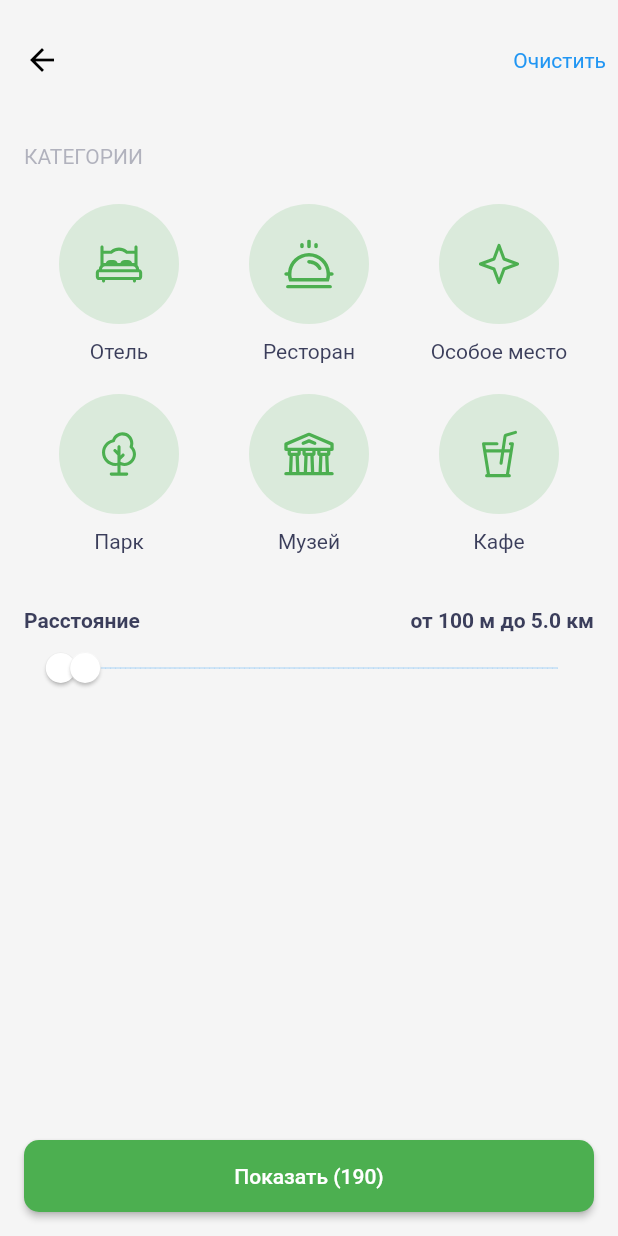
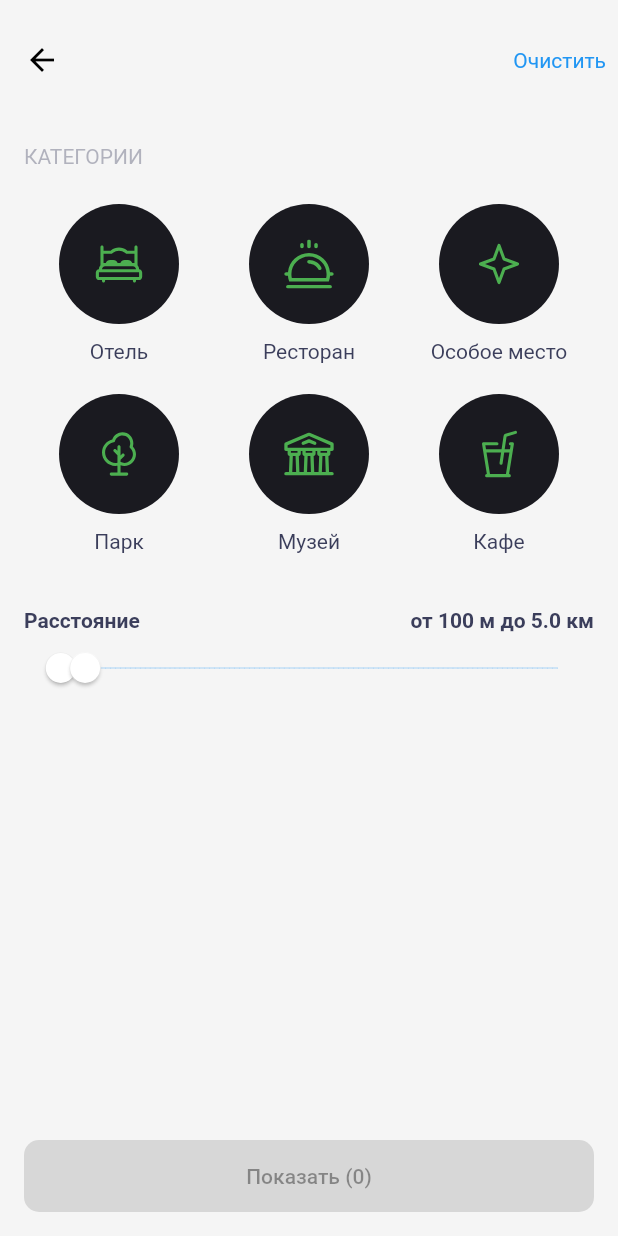
Before and after one commit to romankirpichnikov/places, a Flutter app: the FiltersScreen screen opened directly, on a phone screen of 412 x 824 dp. Run offline on Flutter 3.47's test engine with Material 2 defaults, Android fonts, the phone set to English and light mode, and no system bars; our stand-ins replace flutter_svg; network calls fail.

Commit message:
add dynamic for finding nearbysights

```diff
--- a/lib/ui/screens/filter_screen.dart
+++ b/lib/ui/screens/filter_screen.dart
@@ -1,9 +1,12 @@
+import 'dart:math' as math;
+
 import 'package:flutter/material.dart';
 import 'package:flutter_svg/svg.dart';
 import 'package:places/constants/domain/app_colors.dart';
 import 'package:places/constants/domain/app_strings.dart';
 import 'package:places/constants/domain/app_text_styles.dart';
 import 'package:places/mocks/categories.dart';
+import 'package:places/mocks/sights.dart';
 import 'package:places/ui/widgets/custom_app_bar.dart';
 
 class FiltersScreen extends StatefulWidget {
@@ -15,6 +18,8 @@ class FiltersScreen extends StatefulWidget {
 
 class _FiltersScreenState extends State<FiltersScreen> {
   final _allCategories = CategoriesData.categories;
+  int _foundSightsCount = 0;
+  bool _isButtonActive = false;
 
   late RangeValues _rangeValues;
 
@@ -67,9 +72,13 @@ class _FiltersScreenState extends State<FiltersScreen> {
                       Container(
                         width: 80,
                         height: 80,
-                        decoration: const BoxDecoration(
-                          color: AppColors.lCategoryBackground,
-                          borderRadius: BorderRadius.all(Radius.circular(60)),
+                        decoration: BoxDecoration(
+                          // what is
+                          color: _allCategories[index].isSelected
+                              ? AppColors.lCategoryBackground
+                              : AppColors.dFavoriteBackground,
+                          borderRadius:
+                              const BorderRadius.all(Radius.circular(60)),
                         ),
                         child: Stack(
                           children: [
@@ -136,21 +145,27 @@ class _FiltersScreenState extends State<FiltersScreen> {
               child: RangeSlider(
                 values: _rangeValues,
                 min: 100, //100m
-                max: 100000, //100km or 30km reduce constraint?
+                max: 100000, //100km
                 divisions: 100,
                 onChanged: (values) {
                   setState(() {
                     _rangeValues = values;
                   });
                 },
+                onChangeEnd: (values) {
+                  _calculateNearbySightsButton();
+                },
               ),
             ),
 
             const SizedBox(height: 32),
-            const Expanded(
+            Expanded(
               child: Align(
                 alignment: Alignment.bottomCenter,
-                child: _ShowBotton(),
+                child: _ShowBotton(
+                  foundSightsCount: _foundSightsCount,
+                  isButtonActive: _isButtonActive,
+                ),
               ),
             ),
           ],
@@ -165,12 +180,45 @@ class _FiltersScreenState extends State<FiltersScreen> {
         : '${distance.toStringAsFixed(0)} м';
   }
 
+  void _calculateNearbySightsButton() {
+    final sights = SightsData.sights;
+    const centerPoint = {'lat': 1, 'lng': 1}; // stub current position
+
+    const kilometersPerDegree = 40000 / 360;
+
+    final minDistanceKm = _rangeValues.start;
+    final maxDistanceKm = _rangeValues.end;
+
+    final xFactor =
+        math.cos(math.pi * centerPoint['lat']! / 180.0) * kilometersPerDegree;
+    var foundSights = 0;
+
+    for (final sight in sights) {
+      final xDistance = (centerPoint['lng']! - sight.lon).abs() * xFactor;
+      final yDistance =
+          (centerPoint['lat']! - sight.lat).abs() * kilometersPerDegree;
+      final distance = math.sqrt(xDistance * xDistance + yDistance * yDistance);
+
+      final isInRange = distance >= minDistanceKm && distance <= maxDistanceKm;
+
+      if (isInRange) {
+        foundSights++;
+      }
+    }
+
+    setState(() {
+      _foundSightsCount = foundSights;
+      _isButtonActive = foundSights > 0;
+    });
+  }
+
   void _clearSelectedCategories() {
     setState(() {
       for (final category in _allCategories) {
         category.isSelected = false;
       }
       _rangeValues = const RangeValues(100, 5000);
+      _calculateNearbySightsButton();
     });
   }
 }
@@ -186,6 +234,7 @@ class _ClearButton extends StatelessWidget {
       onPressed: onPressed,
       child: const Text(
         AppStrings.clear,
+        // add green colors
         style: TextStyle(
           fontWeight: FontWeight.normal,
         ),
@@ -195,28 +244,29 @@ class _ClearButton extends StatelessWidget {
 }
 
 class _ShowBotton extends StatelessWidget {
-  const _ShowBotton();
+  final bool isButtonActive;
+  final int foundSightsCount;
+
+  const _ShowBotton({
+    required this.isButtonActive,
+    required this.foundSightsCount,
+  });
 
   @override
   Widget build(BuildContext context) {
-    // add dynamic calculation based on location
-    final amount = 190;
-
     return SizedBox(
       height: 48,
       width: 800,
       // size: const Size.fromHeight(48),
       child: ElevatedButton(
         style: ElevatedButton.styleFrom(
-          primary: Colors.green,
+          primary: isButtonActive ? Colors.green : Colors.grey,
           shape: RoundedRectangleBorder(
             borderRadius: BorderRadius.circular(10.0),
           ),
         ),
-        onPressed: () {
-          //When we found places we need to show active button otherwise show inactive button
-        },
-        child: Text('${AppStrings.shopwPlaces} ($amount)'),
+        onPressed: isButtonActive ? () {} : null,
+        child: Text('${AppStrings.shopwPlaces} ($foundSightsCount)'),
       ),
     );
   }
```
